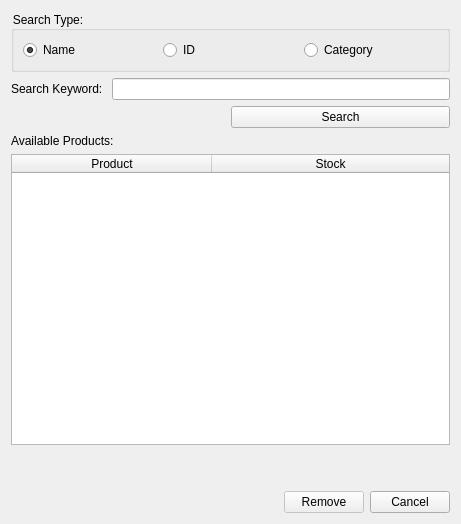
munaibalhelali/WarehouseSystem_using_Qt, file removeproductdialog.ui: the form before one commit.
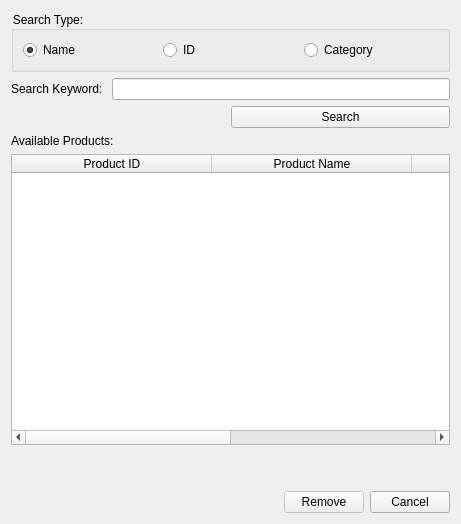
The form after the commit.

Diff of the .ui file:
```diff
--- a/removeproductdialog.ui
+++ b/removeproductdialog.ui
@@ -123,7 +123,17 @@
        </attribute>
        <column>
         <property name="text">
-         <string>Product</string>
+         <string>Product ID</string>
+        </property>
+       </column>
+       <column>
+        <property name="text">
+         <string>Product Name</string>
+        </property>
+       </column>
+       <column>
+        <property name="text">
+         <string>Zone ID</string>
         </property>
        </column>
        <column>
```
Left out of the diff: 6 changed lines with no effect on the pictures.
